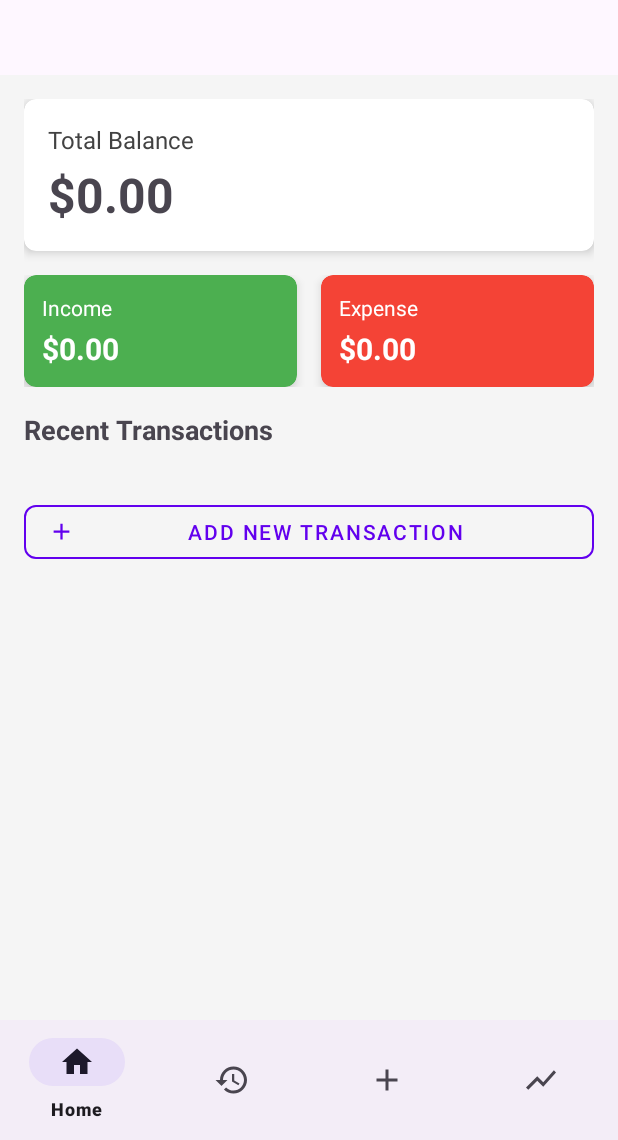
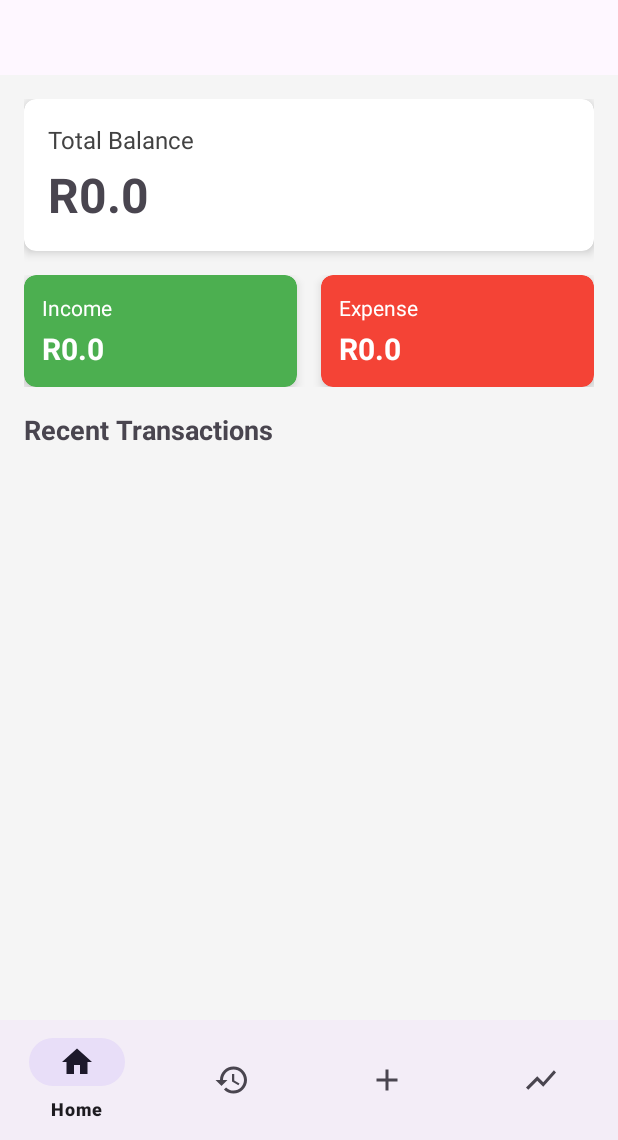
Before and after one commit to Cebomsweli/Espence-Tracker-App, an Android app: the screen it shows after launch once a user with an empty profile is signed in (MainActivity), on a phone screen of 412 x 824 dp, the part 96-1236 px from its top. Run offline under Robolectric (Android 15) with nearby library versions, the phone set to English and light mode, and no system bars; our stand-ins replace Firebase (no records; nobody signed in at launch, a user with empty details on screens opened directly).

Commit message:
Updated the dashboard

```diff
--- a/app/src/main/java/com/example/espensetrackerapp/HomeDashboardFragment.java
+++ b/app/src/main/java/com/example/espensetrackerapp/HomeDashboardFragment.java
@@ -1,18 +1,105 @@
 package com.example.espensetrackerapp;
 
 import android.os.Bundle;
+import android.util.Log;
 import android.view.LayoutInflater;
 import android.view.View;
 import android.view.ViewGroup;
+import android.widget.TextView;
 
 import androidx.fragment.app.Fragment;
+import androidx.recyclerview.widget.LinearLayoutManager;
+import androidx.recyclerview.widget.RecyclerView;
+
+import com.google.firebase.auth.FirebaseAuth;
+import com.google.firebase.auth.FirebaseUser;
+import com.google.firebase.firestore.FirebaseFirestore;
+import com.google.firebase.firestore.QueryDocumentSnapshot;
+
+import java.util.ArrayList;
+import java.util.List;
 
 public class HomeDashboardFragment extends Fragment {
+    private TextView tvBalanceTotal, tvIncomeTotal, tvExpenseTotal;
+    private RecyclerView recyclerView;
+    private RecentTransactionsAdapter adapter;
+    private List<Transaction> recentTransactions = new ArrayList<>();
 
     @Override
     public View onCreateView(LayoutInflater inflater, ViewGroup container,
                              Bundle savedInstanceState) {
         // Inflate the layout for this fragment
-        return inflater.inflate(R.layout.fragment_home_dashboard, container, false);
+        View rootView = inflater.inflate(R.layout.fragment_home_dashboard, container, false);
+
+        // Initialize TextViews and RecyclerView
+        tvBalanceTotal = rootView.findViewById(R.id.total_balance);
+        tvIncomeTotal = rootView.findViewById(R.id.total_income);
+        tvExpenseTotal = rootView.findViewById(R.id.total_expense);
+        recyclerView = rootView.findViewById(R.id.recent_transactions);
+
+        // Initialize RecyclerView
+        recyclerView.setLayoutManager(new LinearLayoutManager(getContext()));
+        adapter = new RecentTransactionsAdapter(recentTransactions);
+        recyclerView.setAdapter(adapter);
+
+        // Load data from Firebase
+        loadAllData();
+
+        return rootView;
+    }
+
+    private void loadAllData() {
+        FirebaseFirestore db = FirebaseFirestore.getInstance();
+        FirebaseUser user = FirebaseAuth.getInstance().getCurrentUser();
+
+        if (user == null) return;
+
+        String uid = user.getUid();
+
+        db.collection("Transactions")
+                .whereEqualTo("userId", uid)
+                .get()
+                .addOnSuccessListener(queryDocumentSnapshots -> {
+                    float income = 0f;
+                    float expense = 0f;
+                    recentTransactions.clear(); // Clear existing data before adding new ones
+
+                    for (QueryDocumentSnapshot doc : queryDocumentSnapshots) {
+                        String type = doc.getString("type");
+                        String amountStr = doc.getString("Amount");
+                        String description = doc.getString("description");
+                        String date = doc.getString("date");
+
+                        if (type == null || amountStr == null || amountStr.isEmpty()) continue;
+
+                        try {
+                            float amount = Float.parseFloat(amountStr);
+                            if (type.equalsIgnoreCase("Income")) {
+                                income += amount;
+                            } else if (type.equalsIgnoreCase("Expense")) {
+                                expense += amount;
+                            }
+
+                            // Add recent transactions (limit to the last 5 transactions)
+                            if (recentTransactions.size() < 5) {
+                                recentTransactions.add(new Transaction(type, amount, description, date));
+                            }
+                        } catch (NumberFormatException e) {
+                            Log.e("HomeDashboardFragment", "Invalid amount: " + amountStr);
+                        }
+                    }
+
+                    // Update the UI
+                    tvBalanceTotal.setText("R" + (income - expense)); // Total Balance = Income - Expense
+                    tvIncomeTotal.setText("R" + income);  // Income
+                    tvExpenseTotal.setText("R" + expense);  // Expense
+
+                    // Notify the adapter to update the RecyclerView
+                    adapter.notifyDataSetChanged();
+                })
+                .addOnFailureListener(e -> {
+                    Log.e("HomeDashboardFragment", "Error loading data", e);
+                    // Optionally, you can display an error message or handle the failure scenario
+                });
     }
 }
--- /dev/null
+++ b/app/src/main/java/com/example/espensetrackerapp/RecentTransactionsAdapter.java
@@ -0,0 +1,51 @@
+package com.example.espensetrackerapp;
+
+import android.view.LayoutInflater;
+import android.view.View;
+import android.view.ViewGroup;
+import android.widget.TextView;
+
+import androidx.recyclerview.widget.RecyclerView;
+
+import java.util.List;
+
+public class RecentTransactionsAdapter extends RecyclerView.Adapter<RecentTransactionsAdapter.TransactionViewHolder> {
+    private List<Transaction> transactions;
+
+    public RecentTransactionsAdapter(List<Transaction> transactions) {
+        this.transactions = transactions;
+    }
+
+    @Override
+    public TransactionViewHolder onCreateViewHolder(ViewGroup parent, int viewType) {
+        View view = LayoutInflater.from(parent.getContext())
+                .inflate(R.layout.item_transaction, parent, false);
+        return new TransactionViewHolder(view);
+    }
+
+    @Override
+    public void onBindViewHolder(TransactionViewHolder holder, int position) {
+        Transaction transaction = transactions.get(position);
+        holder.typeTextView.setText(transaction.getType());
+        holder.amountTextView.setText("R" + transaction.getAmount());
+        holder.descriptionTextView.setText(transaction.getDescription());
+        holder.dateTextView.setText(transaction.getDate());
+    }
+
+    @Override
+    public int getItemCount() {
+        return transactions.size();
+    }
+
+    public static class TransactionViewHolder extends RecyclerView.ViewHolder {
+        TextView typeTextView, amountTextView, descriptionTextView, dateTextView;
+
+        public TransactionViewHolder(View itemView) {
+            super(itemView);
+            typeTextView = itemView.findViewById(R.id.typeTextView);
+            amountTextView = itemView.findViewById(R.id.amountTextView);
+            descriptionTextView = itemView.findViewById(R.id.descriptionTextView);
+            dateTextView = itemView.findViewById(R.id.dateTextView);
+        }
+    }
+}
--- /dev/null
+++ b/app/src/main/java/com/example/espensetrackerapp/TransactionAdapter.java
@@ -0,0 +1,4 @@
+package com.example.espensetrackerapp;
+
+public class TransactionAdapter {
+}
--- a/app/src/main/res/layout/fragment_home_dashboard.xml
+++ b/app/src/main/res/layout/fragment_home_dashboard.xml
@@ -7,6 +7,17 @@
     android:orientation="vertical"
     android:padding="16dp"
     android:background="@color/light_gray_background">
+
+    <ScrollView
+        android:layout_width="match_parent"
+        android:layout_height="0dp"
+        android:layout_weight="1"
+        android:fillViewport="true">
+
+        <LinearLayout
+            android:layout_width="match_parent"
+            android:layout_height="wrap_content"
+            android:orientation="vertical">
 
             <!-- Total Balance Card -->
             <androidx.cardview.widget.CardView
@@ -33,7 +44,7 @@
                         android:id="@+id/total_balance"
                         android:layout_width="wrap_content"
                         android:layout_height="wrap_content"
-                android:text="$0.00"
+                        android:text="Loading"
                         android:textSize="32sp"
                         android:textStyle="bold"
                         android:layout_marginTop="4dp"/>
@@ -76,7 +87,7 @@
                             android:id="@+id/total_income"
                             android:layout_width="wrap_content"
                             android:layout_height="wrap_content"
-                    android:text="$0.00"
+                            android:text="Loading"
                             android:textColor="@color/white"
                             android:textSize="20sp"
                             android:textStyle="bold"
@@ -111,7 +122,7 @@
                             android:id="@+id/total_expense"
                             android:layout_width="wrap_content"
                             android:layout_height="wrap_content"
-                    android:text="$0.00"
+                            android:text="Loading"
                             android:textColor="@color/white"
                             android:textSize="20sp"
                             android:textStyle="bold"
@@ -128,26 +139,14 @@
                 android:textSize="18sp"
                 android:textStyle="bold"
                 android:layout_marginBottom="8dp"/>
+        </LinearLayout>
+    </ScrollView>
 
-    <!-- Recent Transactions List -->
+    <!-- Recent Transactions RecyclerView (stays scrollable inside main screen) -->
     <androidx.recyclerview.widget.RecyclerView
         android:id="@+id/recent_transactions"
         android:layout_width="match_parent"
-        android:layout_height="wrap_content"
-        android:layout_marginBottom="16dp"/>
-
-    <!-- Quick Add Button -->
-    <com.google.android.material.button.MaterialButton
-        android:id="@+id/quick_add_button"
-        style="@style/Widget.MaterialComponents.Button.OutlinedButton"
-        android:layout_width="match_parent"
-        android:layout_height="wrap_content"
-        android:text="Add New Transaction"
-        android:textColor="@color/primary_color"
-        android:layout_marginTop="8dp"
-        app:icon="@drawable/ic_add"
-        app:iconTint="@color/primary_color"
-        app:strokeColor="@color/primary_color"
-        app:strokeWidth="1dp"
-        app:cornerRadius="8dp"/>
+        android:layout_height="0dp"
+        android:layout_weight="1"
+        android:paddingBottom="8dp"/>
 </LinearLayout>
```
Also changed, not shown: app/src/main/java/com/example/espensetrackerapp/Transaction.java (added, +49 -0 lines), app/src/main/res/layout/item_transaction.xml (added, +34 -0 lines). Lines whose indentation alone changed are shown as unchanged.
